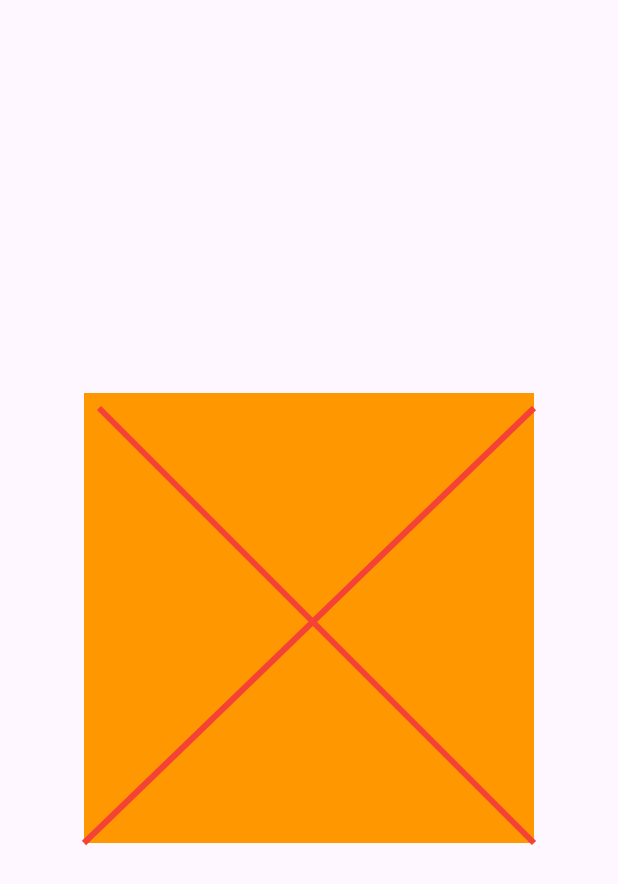
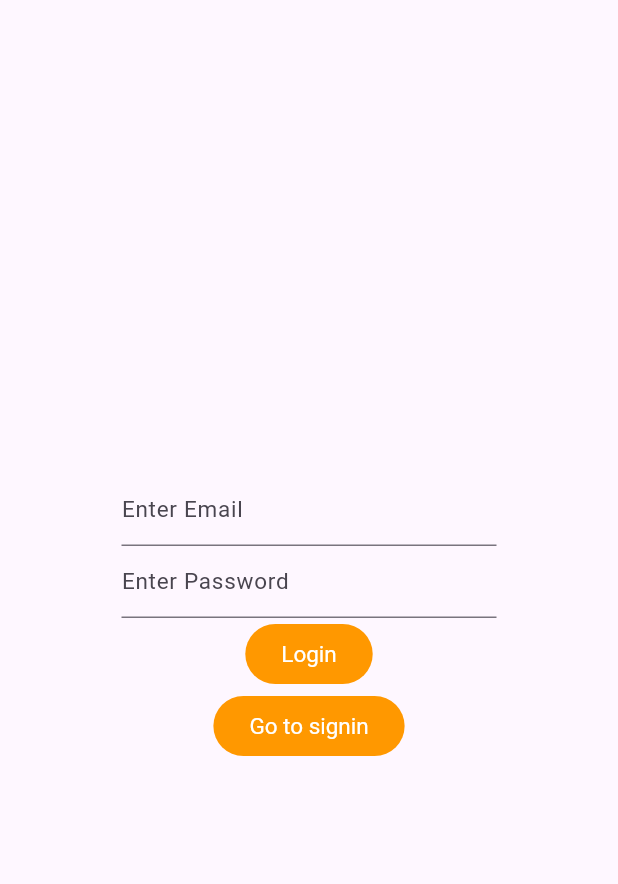
Before and after one commit to cecyours/student_flutter_practice, a Flutter app: the screen it shows after launch, on a phone screen of 412 x 824 dp. Shown: the top 884 px of the screen. Run offline on Flutter 3.47's test engine with Material 3 defaults, Android fonts, the phone set to English and light mode, and no system bars; our stand-ins replace cloud_firestore, dio, firebase_auth, firebase_core, firebase_database, flutter_redux and 5 more; missing offline and left inert: dart:ffi; accounts and stored records are empty.

Commit message:
first commit

```diff
--- a/lib/main.dart
+++ b/lib/main.dart
@@ -6,6 +6,7 @@ import 'package:maulesh_flutter_practice/practice/dio_sqflite_provider_firestore
 import 'package:maulesh_flutter_practice/practice/dio_sqflite_provider_firestore/provider.dart';
 import 'package:maulesh_flutter_practice/practice/dio_sqflite_provider_firestore/ui.dart';
 import 'package:maulesh_flutter_practice/topics/app_pratice/provider/products_provider.dart';
+import 'package:maulesh_flutter_practice/topics/firebase/email_auth/splash.dart';
 import 'package:maulesh_flutter_practice/topics/firebase_realtime_database/ui.dart';
 import 'package:maulesh_flutter_practice/topics/local_storage/sqflite/maulesh/ui_2.dart';
 import 'package:maulesh_flutter_practice/topics/provider/provider.dart';
@@ -27,9 +28,9 @@ void main() async {
   //     initialState: UpdateValue.DefaultValue());
   WidgetsFlutterBinding.ensureInitialized();
   await Firebase.initializeApp(
-    options: DefaultFirebaseOptions.currentPlatform,
+    // options: DefaultFirebaseOptions.currentPlatform,
   );
-  await Hive.initFlutter();
+  // await Hive.initFlutter();
   runApp(MyApp());
 }
 
@@ -56,7 +57,7 @@ class MyApp extends StatelessWidget {
         theme: theme,
         darkTheme: darkTheme,
         themeMode: ThemeMode.system,
-        home: BasicLines(),
+        home: Splash(),
       ),
     );
   }
--- /dev/null
+++ b/lib/topics/firebase/email_auth/login.dart
@@ -0,0 +1,62 @@
+import 'package:firebase_auth/firebase_auth.dart';
+import 'package:flutter/cupertino.dart';
+import 'package:flutter/material.dart';
+import 'package:maulesh_flutter_practice/topics/firebase/email_auth/signup.dart';
+
+import 'homescreen.dart';
+import 'my_firebase_auth.dart';
+
+class Login extends StatefulWidget {
+  const Login({super.key});
+
+  @override
+  State<Login> createState() => _LoginState();
+}
+
+class _LoginState extends State<Login> {
+  TextEditingController emailController = TextEditingController();
+  TextEditingController passwordController = TextEditingController();
+
+  @override
+  Widget build(BuildContext context) {
+    return Scaffold(
+      body: Center(
+        child: SizedBox(
+          width: 250,
+          child: Column(
+            mainAxisSize: MainAxisSize.min,
+            mainAxisAlignment: MainAxisAlignment.center,
+            children: [
+              TextField(
+                controller: emailController,
+                decoration: InputDecoration(
+                 hintText: 'Enter Email'
+                ),
+              ),
+              TextField(
+                controller: passwordController,
+                decoration: InputDecoration(
+                    hintText: 'Enter Password'
+                ),
+              ),
+              FilledButton(onPressed: () async{
+
+                UserCredential? user = await loginWithEmail(email: emailController.text, password: passwordController.text);
+
+                if(user != null){
+                  Navigator.pushReplacement(context, MaterialPageRoute(builder: (context)=>HomeScreen()));
+                }else{
+                  print('failed to LOGIN');
+                }
+
+              }, child: Text('Login')),
+              FilledButton(onPressed: (){
+                  Navigator.pushReplacement(context, MaterialPageRoute(builder: (context)=>SignupScreen()));
+              }, child: Text('Go to signin'))
+            ],
+          ),
+        ),
+      ),
+    );
+  }
+}
--- /dev/null
+++ b/lib/topics/firebase/email_auth/my_firebase_auth.dart
@@ -0,0 +1,37 @@
+import 'package:firebase_auth/firebase_auth.dart';
+
+Future<UserCredential?> signUpWithEmail({required String email, required String password})async{
+  try{
+    UserCredential userCredential = await FirebaseAuth.instance.createUserWithEmailAndPassword(
+      email: email,
+      password: password,
+    );
+
+    return userCredential;
+
+  }catch(e){
+    print('error is $e');
+    return null;
+  }
+
+}
+
+Future<UserCredential?> loginWithEmail({required String email, required String password})async{
+  try{
+    UserCredential userCredential = await FirebaseAuth.instance.signInWithEmailAndPassword(
+      email: email,
+      password: password,
+    );
+
+    return userCredential;
+
+  }catch(e){
+    print('error iN LOGIN $e');
+    return null;
+  }
+
+}
+
+Future<void> logOut() async{
+  await FirebaseAuth.instance.signOut();
+}
--- a/pubspec.yaml
+++ b/pubspec.yaml
@@ -46,6 +46,7 @@ dependencies:
   cloud_firestore: ^5.5.1
   firebase_core: ^3.8.1
   firebase_database: ^11.2.0
+  firebase_auth: ^5.3.4
 
 dev_dependencies:
   flutter_test:
```
Also changed, not shown: lib/topics/firebase/email_auth/homescreen.dart (added, +63 -0 lines), lib/topics/firebase/email_auth/signup.dart (added, +85 -0 lines), lib/topics/firebase/email_auth/splash.dart (added, +42 -0 lines), pubspec.lock, 2 other files.
